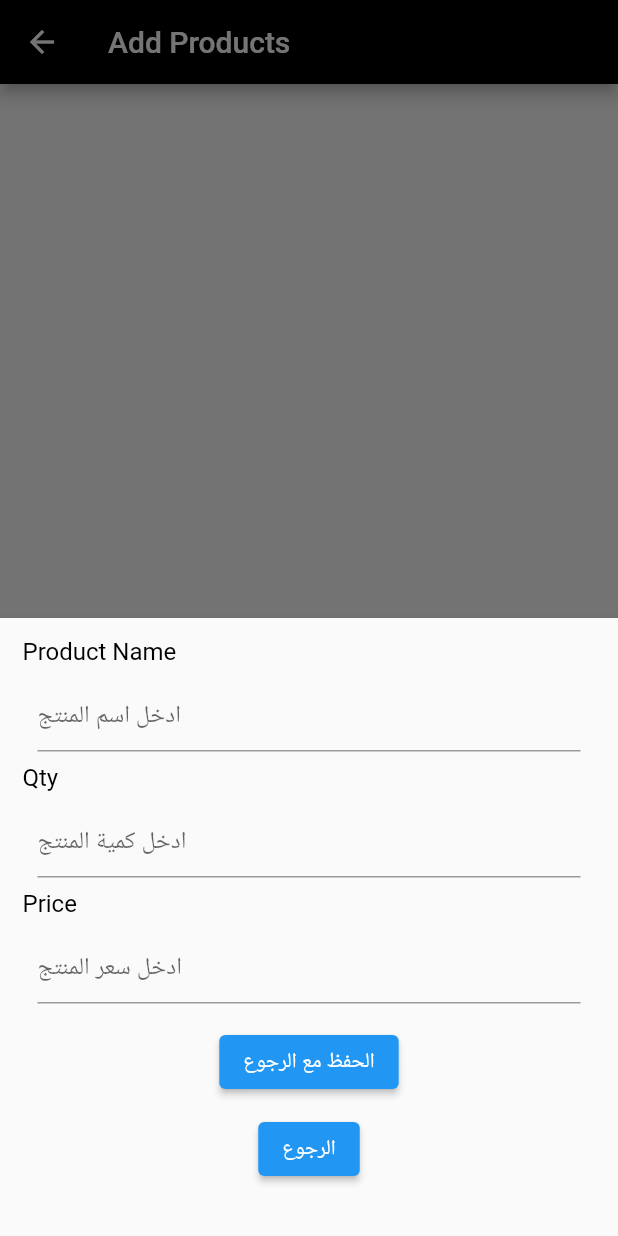
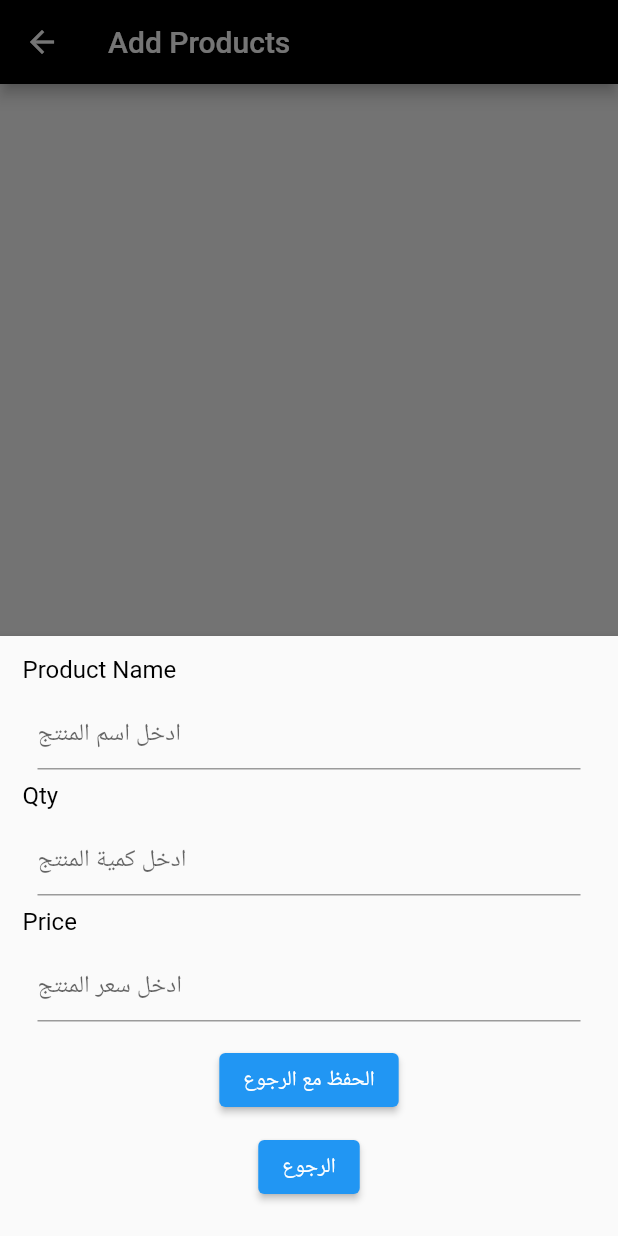
Before and after one commit to AbdulrhmanBashammmakh/myAggrApp, a Flutter app: the ListAddProducts screen opened directly, after a tap on the "add" icon, on a phone screen of 412 x 824 dp. Run offline on Flutter 3.47's test engine with Material 2 defaults, Android fonts, the phone set to English and light mode, and no system bars; our stand-ins replace connectivity_plus, get, hive_flutter; accounts and stored records are empty.

Commit message:
18/5 progress

```diff
--- a/lib/UI/Screen/lists_products_page.dart
+++ b/lib/UI/Screen/lists_products_page.dart
@@ -79,7 +79,7 @@ class _ListAddProductsState extends State<ListAddProducts> {
         isScrollControlled: true,
         builder: (BuildContext context) {
           return SizedBox(
-              height: MediaQuery.of(context).size.height / 2,
+              height:  400, //MediaQuery.of(context).size.height / 2,
               child: Container(
                 padding: const EdgeInsets.all(15),
                 child: Column(
@@ -88,7 +88,7 @@ class _ListAddProductsState extends State<ListAddProducts> {
                   children: [
                     const CustomText(text: 'Product Name'),
                     Container(
-                      padding: EdgeInsets.all(10),
+                      padding: const EdgeInsets.all(10),
                       child: TextField(
                         controller: _nameController,
                         decoration:
```
